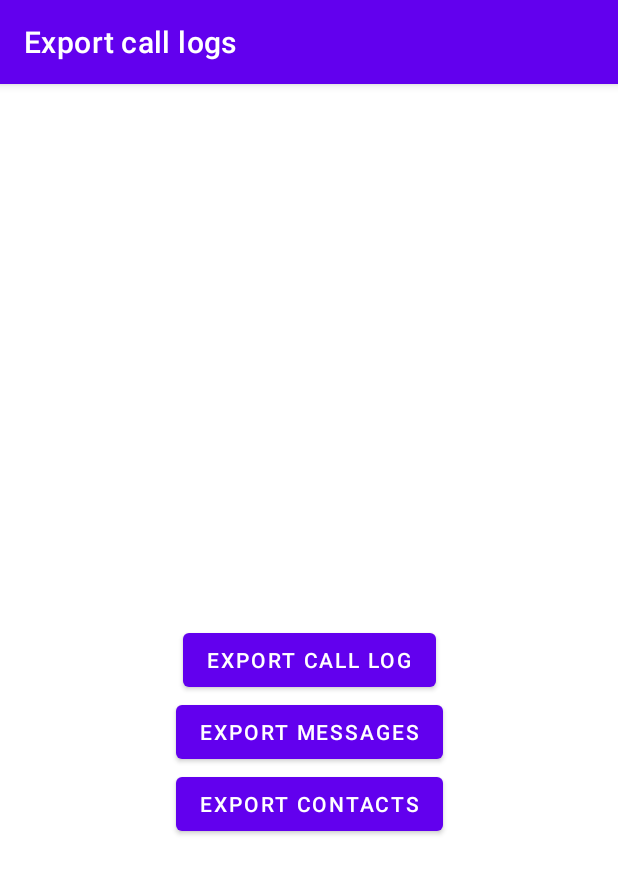
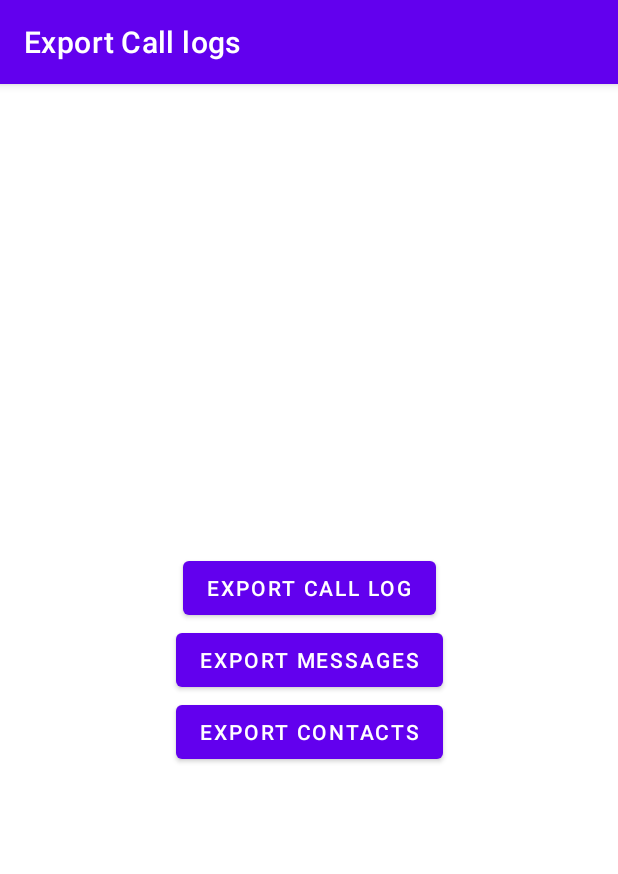
Before and after one commit to FluffyBunnySTB/DumpLogsContacts, an Android app: the screen it shows after launch (DumpContactsActivity), on a phone screen of 412 x 824 dp. Shown: the top 874 px of the screen. Run offline under Robolectric (Android 15) with nearby library versions, the phone set to English and light mode, and no system bars.

Commit message:
Add export for SMS and Contacts, fixed edge-to-edge, I think, LGTM

```diff
--- a/app/src/main/AndroidManifest.xml
+++ b/app/src/main/AndroidManifest.xml
@@ -6,7 +6,7 @@
         tools:ignore="SmsAndCallLogPolicy" />
     <uses-permission android:name="android.permission.READ_CONTACTS" />
     <uses-permission android:name="android.permission.READ_SMS"
-        tools:ignore="PermissionImpliesUnsupportedChromeOsHardware" />
+        tools:ignore="PermissionImpliesUnsupportedChromeOsHardware,SmsAndCallLogPolicy" />
     <uses-permission android:name="android.permission.WRITE_EXTERNAL_STORAGE" android:maxSdkVersion="28" />
 
     <application
--- a/app/src/main/res/layout/activity_dump_contacts.xml
+++ b/app/src/main/res/layout/activity_dump_contacts.xml
@@ -3,6 +3,7 @@
     xmlns:app="http://schemas.android.com/apk/res-auto"
     xmlns:tools="http://schemas.android.com/tools"
     android:layout_width="match_parent"
+    android:id="@+id/main_content"
     android:layout_height="match_parent"
     tools:context=".DumpContactsActivity">
 
@@ -12,9 +13,10 @@
         android:layout_height="wrap_content"
         android:text="@string/call_log_button_text"
         app:layout_constraintTop_toTopOf="parent"
-        app:layout_constraintBottom_toBottomOf="parent"
+        app:layout_constraintBottom_toTopOf="@+id/exportMessagesButton"
         app:layout_constraintStart_toStartOf="parent"
-        app:layout_constraintEnd_toEndOf="parent" />
+        app:layout_constraintEnd_toEndOf="parent"
+        app:layout_constraintVertical_chainStyle="packed" />
 
     <Button
         android:id="@+id/exportMessagesButton"
@@ -22,6 +24,7 @@
         android:layout_height="wrap_content"
         android:text="@string/messages_button_text"
         app:layout_constraintTop_toBottomOf="@id/dumpContactsButton"
+        app:layout_constraintBottom_toTopOf="@+id/exportContactsButton"
         app:layout_constraintStart_toStartOf="parent"
         app:layout_constraintEnd_toEndOf="parent" />
 
@@ -31,6 +34,7 @@
         android:layout_height="wrap_content"
         android:text="@string/contacts_button_text"
         app:layout_constraintTop_toBottomOf="@id/exportMessagesButton"
+        app:layout_constraintBottom_toBottomOf="parent"
         app:layout_constraintStart_toStartOf="parent"
         app:layout_constraintEnd_toEndOf="parent" />
 
--- a/app/src/main/res/values/strings.xml
+++ b/app/src/main/res/values/strings.xml
@@ -1,8 +1,34 @@
 <resources>
-    <string name="app_name">Export call logs</string>
+    <string name="app_name">Export Call logs</string>
 
     <!-- Add your button texts here -->
     <string name="call_log_button_text">Export Call Log</string>
     <string name="messages_button_text">Export Messages</string>
     <string name="contacts_button_text">Export Contacts</string>
+    <string name="err_call_log_privilege">Call Log or Storage permission missing.</string>
+    <string name="err_messages_privilege">SMS or Storage permission missing.</string>
+    <string name="err_contacts_privilege">Contacts or Storage permission missing.</string>
+    <string name="err_reading_call_log">Error reading call log: %s</string>
+    <string name='err_reading_call_log_or_permission_issued'>No call log data to export or permission issue.</string>'
+    <string name='call_log_success'>Call log exported to Downloads folder as: %s</string>
+    <string name='call_log_error'>Error creating MediaStore entry for CSV.</string>
+    <string name="call_log_error_export">Error exporting call log: %s</string>
+    <string name="call_log_error_unexpected">An unexpected error occurred during call log export: %s</string>
+    <string name="sms_exported_success_message">SMS messages exported to Downloads as %s</string>
+    <string name="sms_exported_error_message">Error exporting SMS: %s</string>
+    <string name="sms_exported_unexpected_error_message">An unexpected error occurred during SMS export: %s</string>
+    <string name="err_media_store">Error creating MediaStore entry for SMS CSV.</string>
+    <string name="err_export_contacts_permissions">Cannot export Contacts. Required permissions missing.</string>
+    <string name="err_could_not_read_contacts">Could not read Contacts.</string>
+    <string name="err_no_contacts">No contacts to export</string>
+    <string name="msg_could_not_read_sms">Could not read SMS messages.</string>
+    <string name="msg_no_sms_to_export">No SMS messages to export.</string>
+    <string name="permissions_granted">All required permissions granted!</string>
+    <string name="permissions_partially_granted">Some permissions were denied. Functionality may be limited.</string>
+    <string name="permissions_sms_not_granted">SMS permissions not granted.</string>">
+    <string name="contacts_exported_success_message">Contacts exported to Downloads as %s</string>">
+    <string name="contacts_err_creating_media_store">Error creating MediaStore entry for Contacts CSV.</string>
+    <string name="contacts_err_exporting_contacts">Error exporting Contacts: %s</string>"
+    <string name="contacts_err_unexpected_error">An unexpected error occurred during Contacts export: %s</string>
+
 </resources>
--- a/gradle/libs.versions.toml
+++ b/gradle/libs.versions.toml
@@ -1,5 +1,5 @@
 [versions]
-agp = "8.12.0-alpha05"
+agp = "8.12.0-alpha07"
 kotlin = "2.0.21"
 coreKtx = "1.16.0"
 junit = "4.13.2"
```
Also changed, not shown: app/build.gradle.kts (+34 -18 lines), app/src/main/java/net/za/digiscan/dumpcontact/DumpContactsActivity.kt (+55 -31 lines), 2 other files.
